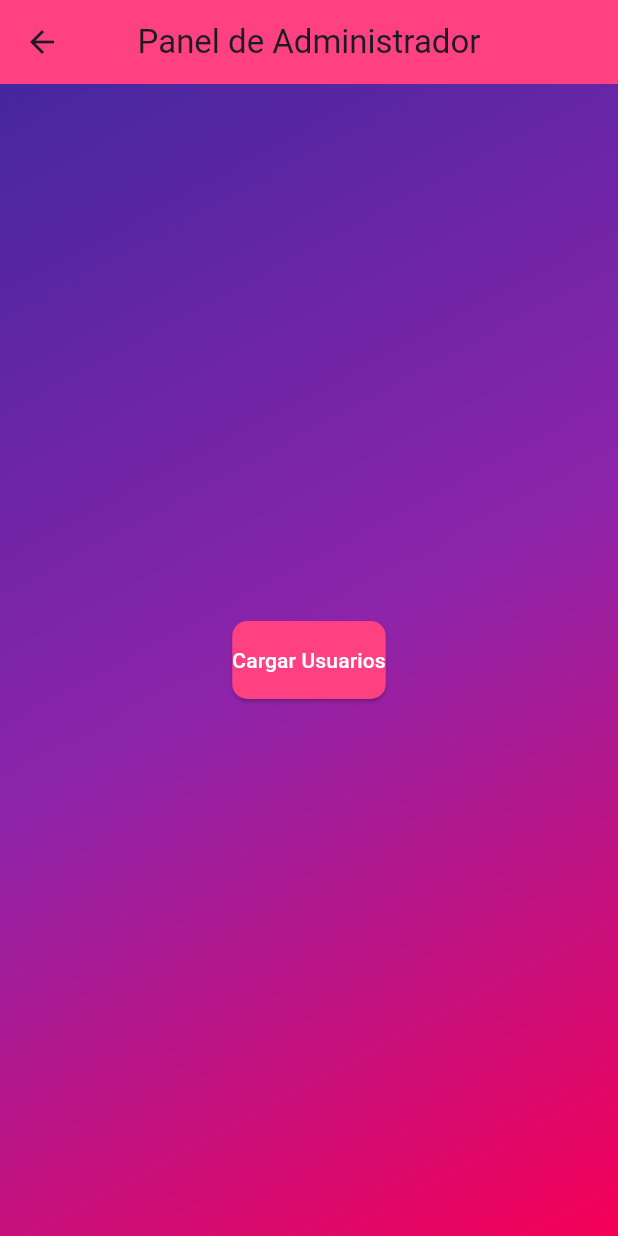
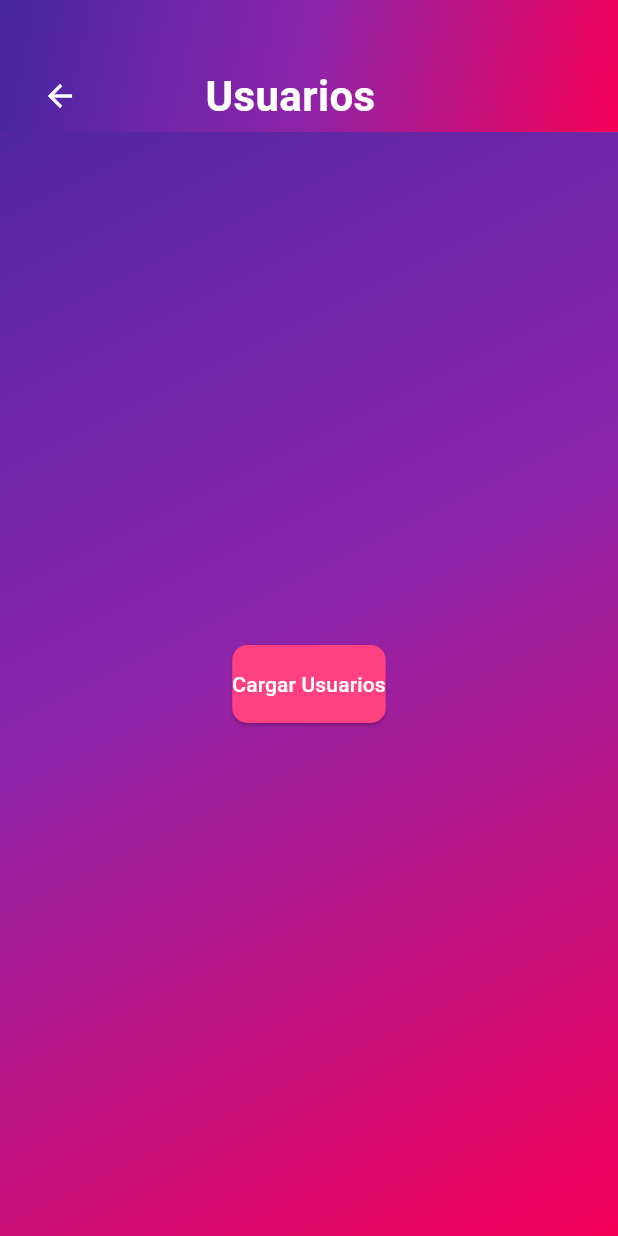
Before and after one commit to AntonioGarcia12/eventifyFlutterGrupo2, a Flutter app: the AdministradorScreen screen opened by its route, on a phone screen of 412 x 824 dp. Run offline on Flutter 3.47's test engine with Material 3 defaults, Android fonts, the phone set to English and light mode, and no system bars; our stand-ins replace flutter_riverpod, flutter_slidable, flutter_spinkit, go_router, shared_preferences; accounts and stored records are empty; network calls fail.

Commit message:
Mejoras gráficas en varias clases

```diff
--- a/lib/config/theme/router/app_router.dart
+++ b/lib/config/theme/router/app_router.dart
@@ -3,6 +3,7 @@ import 'package:eventify/presentacion/screens/editar_screen.dart';
 import 'package:eventify/presentacion/screens/login_screen.dart';
 import 'package:eventify/presentacion/screens/normal_screen.dart';
 import 'package:eventify/presentacion/screens/organizador_screen.dart';
+import 'package:eventify/presentacion/services/login_service.dart';
 import 'package:go_router/go_router.dart';
 
 final appRouter = GoRouter(initialLocation: '/', routes: [
@@ -32,4 +33,9 @@ final appRouter = GoRouter(initialLocation: '/', routes: [
     name: OrganizadorScreen.name,
     builder: (context, state) => const OrganizadorScreen(),
   ),
+  GoRoute(
+    path: '/login',
+    name: LoginService.name,
+    builder: (context, state) => const LoginService(),
+  ),
 ]);
--- a/lib/main.dart
+++ b/lib/main.dart
@@ -14,7 +14,7 @@ class MyApp extends StatelessWidget {
   Widget build(BuildContext context) {
     return MaterialApp.router(
       debugShowCheckedModeBanner: false,
-      title: 'Flutter Demo',
+      title: 'Eventify',
       routerConfig: appRouter,
       theme: AppTheme().getTheme(),
     );
--- a/lib/presentacion/screens/administrador_screen.dart
+++ b/lib/presentacion/screens/administrador_screen.dart
@@ -55,14 +55,6 @@ class _AdministradorScreenState extends ConsumerState<AdministradorScreen> {
 
     return Scaffold(
       backgroundColor: Colors.black87,
-      appBar: AppBar(
-        title: Text('Panel de Administrador'),
-        backgroundColor: Colors.pinkAccent,
-        leading: IconButton(
-          icon: Icon(Icons.arrow_back),
-          onPressed: _logout,
-        ),
-      ),
       body: Stack(
         children: [
           // Fondo animado similar al de LoginScreen
@@ -81,15 +73,60 @@ class _AdministradorScreenState extends ConsumerState<AdministradorScreen> {
               ),
             ),
           ),
-          userProviderState.isLoading
-              ? Center(child: CircularProgressIndicator())
+          Column(
+            mainAxisAlignment: MainAxisAlignment.start,
+            crossAxisAlignment: CrossAxisAlignment.stretch,
+            children: [
+              // AppBar personalizado con degradado
+              Container(
+                padding:
+                    const EdgeInsets.only(top: 40.0, left: 16.0, right: 16.0),
+                decoration: BoxDecoration(
+                  gradient: LinearGradient(
+                    colors: [
+                      Colors.deepPurple.shade800,
+                      Colors.purple.shade600,
+                      Colors.pinkAccent.shade400,
+                    ],
+                    begin: Alignment.topLeft,
+                    end: Alignment.bottomRight,
+                  ),
+                ),
+                child: Row(
+                  children: [
+                    IconButton(
+                      icon: const Icon(Icons.arrow_back, color: Colors.white),
+                      onPressed: _logout,
+                      tooltip: 'Cerrar Sesión',
+                    ),
+                    const Spacer(),
+                    const Align(
+                      alignment: Alignment.center,
+                      child: Text(
+                        'Usuarios',
+                        style: TextStyle(
+                          fontSize: 28,
+                          fontWeight: FontWeight.bold,
+                          color: Colors.white,
+                        ),
+                      ),
+                    ),
+                    const Spacer(flex: 2),
+                  ],
+                ),
+              ),
+              Expanded(
+                child: userProviderState.isLoading
+                    ? const Center(child: CircularProgressIndicator())
                     : userProviderState.usuarios.isEmpty
                         ? Center(
                             child: ElevatedButton(
-                        onPressed: () => ref.read(userProvider).fetchUsuarios(),
+                              onPressed: () =>
+                                  ref.read(userProvider).fetchUsuarios(),
                               style: ElevatedButton.styleFrom(
                                 backgroundColor: Colors.pinkAccent,
-                          padding: const EdgeInsets.symmetric(vertical: 16.0),
+                                padding:
+                                    const EdgeInsets.symmetric(vertical: 16.0),
                                 shape: RoundedRectangleBorder(
                                   borderRadius: BorderRadius.circular(10.0),
                                 ),
@@ -105,10 +142,11 @@ class _AdministradorScreenState extends ConsumerState<AdministradorScreen> {
                               return Slidable(
                                 key: ValueKey(usuario.id),
                                 startActionPane: ActionPane(
-                            motion: ScrollMotion(),
+                                  motion: const ScrollMotion(),
                                   children: [
                                     SlidableAction(
-                                onPressed: (_) => _activarUsuario(usuario.id),
+                                      onPressed: (_) =>
+                                          _activarUsuario(usuario.id),
                                       backgroundColor: Colors.green,
                                       foregroundColor: Colors.white,
                                       icon: Icons.check,
@@ -125,17 +163,19 @@ class _AdministradorScreenState extends ConsumerState<AdministradorScreen> {
                                   ],
                                 ),
                                 endActionPane: ActionPane(
-                            motion: ScrollMotion(),
+                                  motion: const ScrollMotion(),
                                   children: [
                                     SlidableAction(
-                                onPressed: (_) => _editarUsuario(usuario.id),
+                                      onPressed: (_) =>
+                                          _editarUsuario(usuario.id),
                                       backgroundColor: Colors.blue,
                                       foregroundColor: Colors.white,
                                       icon: Icons.edit,
                                       label: 'Editar',
                                     ),
                                     SlidableAction(
-                                onPressed: (_) => _eliminarUsuario(usuario.id),
+                                      onPressed: (_) =>
+                                          _eliminarUsuario(usuario.id),
                                       backgroundColor: Colors.red,
                                       foregroundColor: Colors.white,
                                       icon: Icons.delete,
@@ -146,24 +186,29 @@ class _AdministradorScreenState extends ConsumerState<AdministradorScreen> {
                                 child: Card(
                                   color: Colors.white.withOpacity(0.8),
                                   elevation: 4,
-                            margin: EdgeInsets.symmetric(
+                                  margin: const EdgeInsets.symmetric(
                                       vertical: 8, horizontal: 16),
                                   child: ListTile(
-                              leading:
-                                  Icon(Icons.person, color: Colors.pinkAccent),
+                                    leading: const Icon(Icons.person,
+                                        color: Colors.pinkAccent),
                                     title: Text(
                                       usuario.name,
-                                style: TextStyle(color: Colors.black87),
+                                      style: const TextStyle(
+                                          color: Colors.black87),
                                     ),
                                     subtitle: Text(
                                       usuario.email,
-                                style: TextStyle(color: Colors.black54),
+                                      style: const TextStyle(
+                                          color: Colors.black54),
                                     ),
                                   ),
                                 ),
                               );
                             },
                           ),
+              ),
+            ],
+          ),
         ],
       ),
     );
```
Also changed, not shown: lib/presentacion/screens/editar_screen.dart (+41 -10 lines), lib/presentacion/services/login_service.dart (+22 -30 lines). Lines whose indentation alone changed are shown as unchanged.
